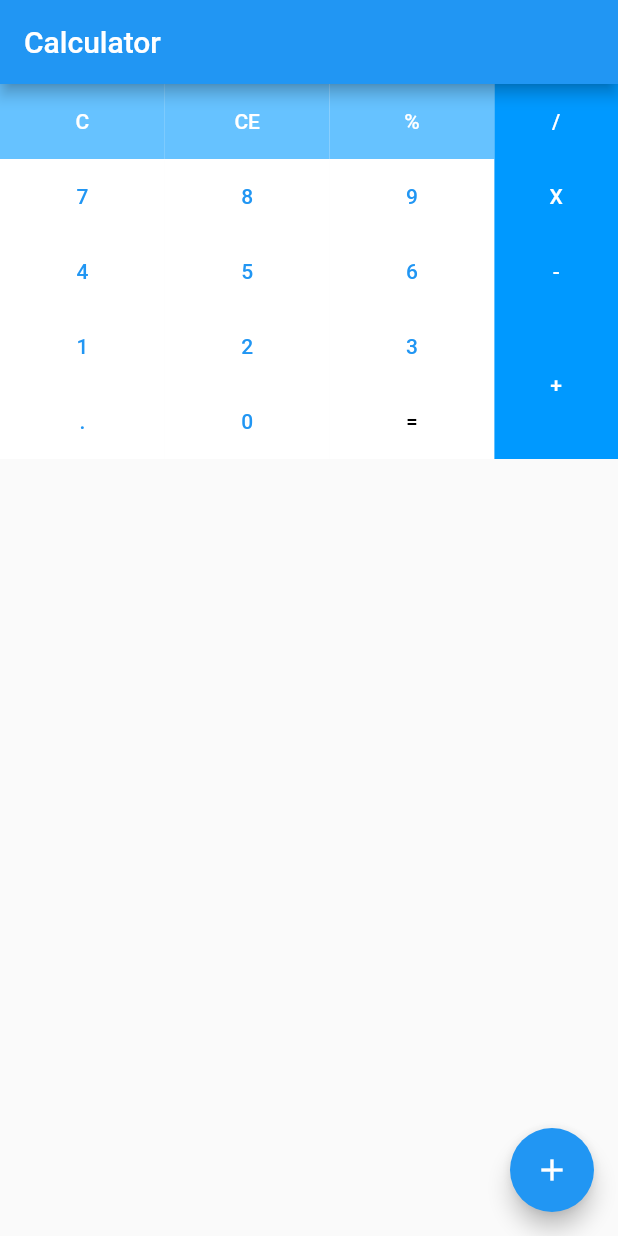
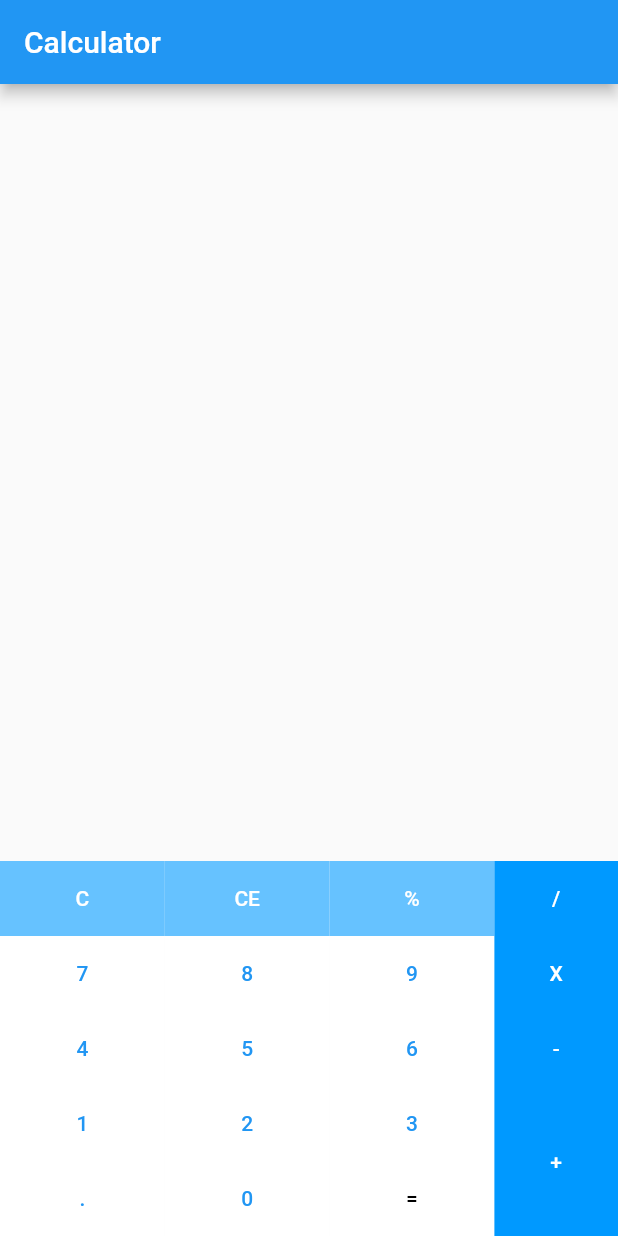
Before and after one commit to junaidfiaz143/flutter_calculator, a Flutter app: the screen it shows after launch, on a phone screen of 412 x 824 dp. Run offline on Flutter 3.47's test engine with Material 2 defaults, Android fonts, the phone set to English and light mode, and no system bars.

Commit message:
make layout to the bottom

```diff
--- a/lib/main.dart
+++ b/lib/main.dart
@@ -74,7 +74,8 @@ class _MyHomePageState extends State<MyHomePage> {
         // the App.build method, and use it to set our appbar title.
         title: Text(widget.title),
       ),
-      body: Row(
+      body: Column(mainAxisAlignment: MainAxisAlignment.end, children: [
+        Row(
           children: <Widget>[
             Container(
               width: MediaQuery.of(context).size.width * 0.8,
@@ -323,12 +324,13 @@ class _MyHomePageState extends State<MyHomePage> {
               ),
             ),
           ],
-      ),
-      floatingActionButton: FloatingActionButton(
-        onPressed: _incrementCounter,
-        tooltip: 'Increment',
-        child: Icon(Icons.add),
-      ), // This trailing comma makes auto-formatting nicer for build methods.
+        )
+      ]),
+      // floatingActionButton: FloatingActionButton(
+      //   onPressed: _incrementCounter,
+      //   tooltip: 'Increment',
+      //   child: Icon(Icons.add),
+      // ), // This trailing comma makes auto-formatting nicer for build methods.
     );
   }
 }
```
Lines whose indentation alone changed are shown as unchanged.
